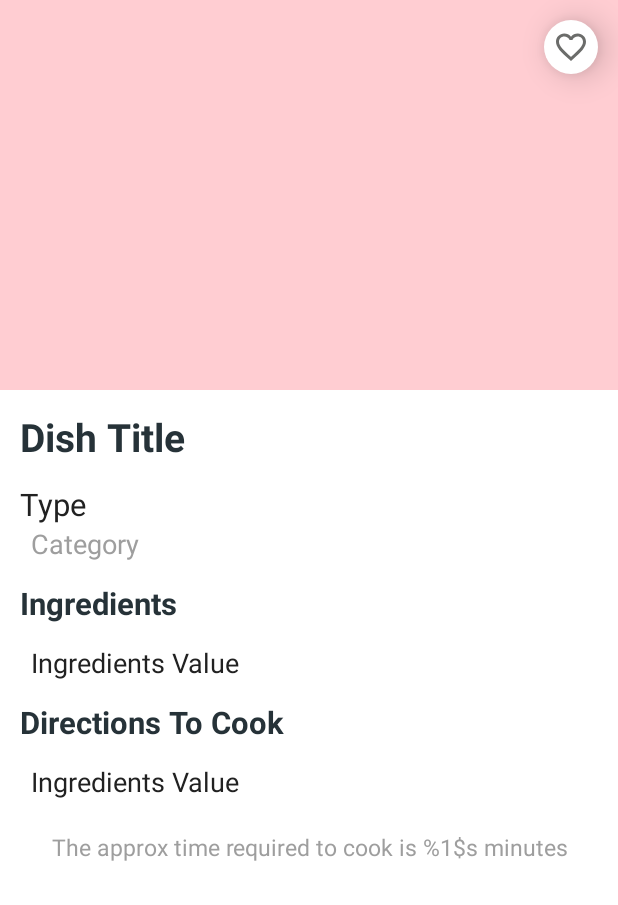
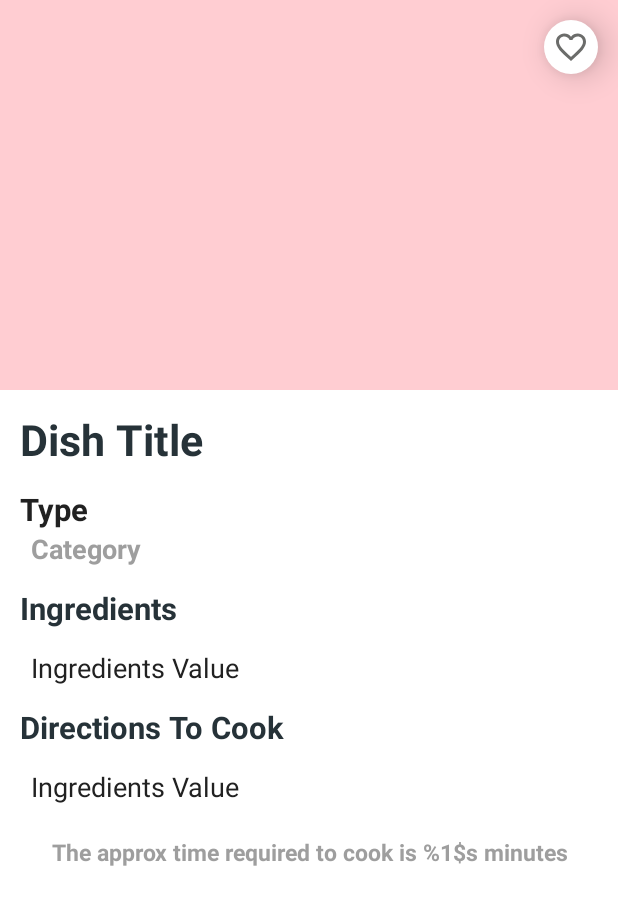
Before and after one commit to eduVieiraAF/FavDish, an Android app: the layout fragment_dish_details.xml on its own in the app's theme, with its tools: preview values and no code run, on a phone screen of 412 x 824 dp. Shown: the top 905 px of the screen. Run offline under Robolectric (Android 15) with nearby library versions, the phone set to English and light mode, and no system bars.

```diff
--- a/app/build.gradle
+++ b/app/build.gradle
@@ -76,6 +76,8 @@ dependencies {
     implementation 'org.jetbrains.kotlinx:kotlinx-coroutines-core:1.6.2'
     implementation 'org.jetbrains.kotlinx:kotlinx-coroutines-android:1.6.2'
 
+    implementation 'androidx.palette:palette-ktx:1.0.0'
+
     testImplementation 'junit:junit:4.13.2'
     androidTestImplementation 'androidx.test.ext:junit:1.1.3'
     androidTestImplementation 'androidx.test.espresso:espresso-core:3.4.0'
--- a/app/src/main/res/layout/fragment_dish_details.xml
+++ b/app/src/main/res/layout/fragment_dish_details.xml
@@ -48,9 +48,12 @@
             android:layout_width="match_parent"
             android:layout_height="wrap_content"
             android:layout_below="@id/fl_dish_image"
-            android:layout_margin="@dimen/_10sdp"
+            android:layout_marginStart="@dimen/_10sdp"
+            android:layout_marginTop="@dimen/_10sdp"
+            android:layout_marginEnd="@dimen/_10sdp"
+            android:layout_marginBottom="@dimen/_10sdp"
             android:textColor="@color/blue_grey_900"
-            android:textSize="@dimen/_20sdp"
+            android:textSize="@dimen/_22sdp"
             android:textStyle="bold"
             tools:text="Dish Title" />
 
@@ -63,7 +66,8 @@
             android:layout_marginEnd="@dimen/_10sdp"
             android:textColor="@color/grey_900"
             android:textSize="@dimen/_16sdp"
-            tools:text="Type" />
+            tools:text="Type"
+            android:textStyle="bold"/>
 
         <TextView
             android:id="@+id/tv_category"
@@ -74,27 +78,31 @@
             android:layout_marginEnd="@dimen/_16sdp"
             android:textColor="@color/grey_500"
             android:textSize="@dimen/_14sdp"
-            tools:text="Category" />
+            tools:text="Category"
+            android:textStyle="bold"/>
 
         <TextView
             android:id="@+id/tv_ingredients_label"
             android:layout_width="match_parent"
             android:layout_height="wrap_content"
             android:layout_below="@id/tv_category"
-            android:layout_margin="@dimen/_10sdp"
+            android:layout_marginStart="@dimen/_10sdp"
+            android:layout_marginTop="@dimen/_10sdp"
+            android:layout_marginEnd="@dimen/_10sdp"
+            android:layout_marginBottom="@dimen/_10sdp"
             android:text="@string/lbl_ingredients"
+            android:textColor="@color/blue_grey_900"
             android:textSize="@dimen/_16sdp"
-            android:textColor="@color/blue_grey_900"
             android:textStyle="bold" />
 
         <TextView
             android:id="@+id/tv_ingredients"
             android:layout_width="match_parent"
             android:layout_height="wrap_content"
-            android:textColor="@color/grey_900"
+            android:layout_below="@id/tv_ingredients_label"
             android:layout_marginStart="@dimen/_16sdp"
             android:layout_marginEnd="@dimen/_16sdp"
-            android:layout_below="@id/tv_ingredients_label"
+            android:textColor="@color/grey_900"
             android:textSize="@dimen/_14sdp"
             tools:text="Ingredients Value" />
 
@@ -125,10 +133,14 @@
             android:layout_width="match_parent"
             android:layout_height="wrap_content"
             android:layout_below="@id/tv_cooking_direction"
-            android:layout_margin="@dimen/_16sdp"
+            android:layout_marginStart="@dimen/_16sdp"
+            android:layout_marginTop="@dimen/_16sdp"
+            android:layout_marginEnd="@dimen/_16sdp"
+            android:layout_marginBottom="@dimen/_16sdp"
             android:gravity="center"
+            android:textColor="@color/grey_500"
             android:textSize="@dimen/_12sdp"
-            android:textColor="@color/grey_500"
-            tools:text="@string/lbl_estimate_cooking_time" />
+            tools:text="@string/lbl_estimate_cooking_time"
+            android:textStyle="bold"/>
     </RelativeLayout>
 </ScrollView>
```
Also changed, not shown: app/src/main/java/com/example/favdish/view/fragments/DishDetailsFragment.kt (+42 -0 lines).
